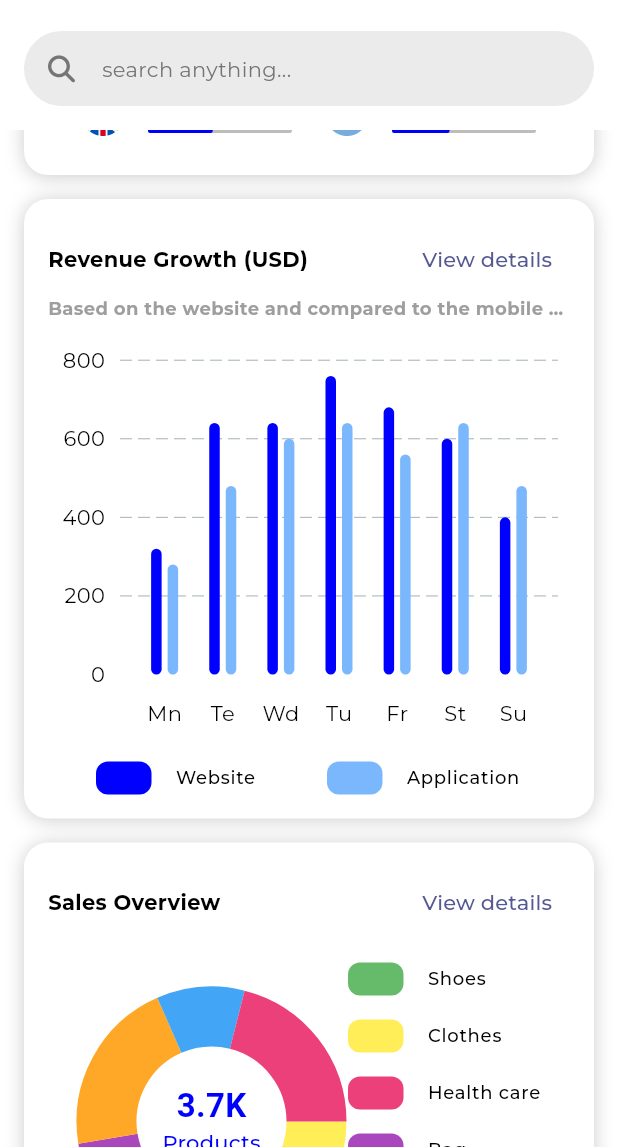
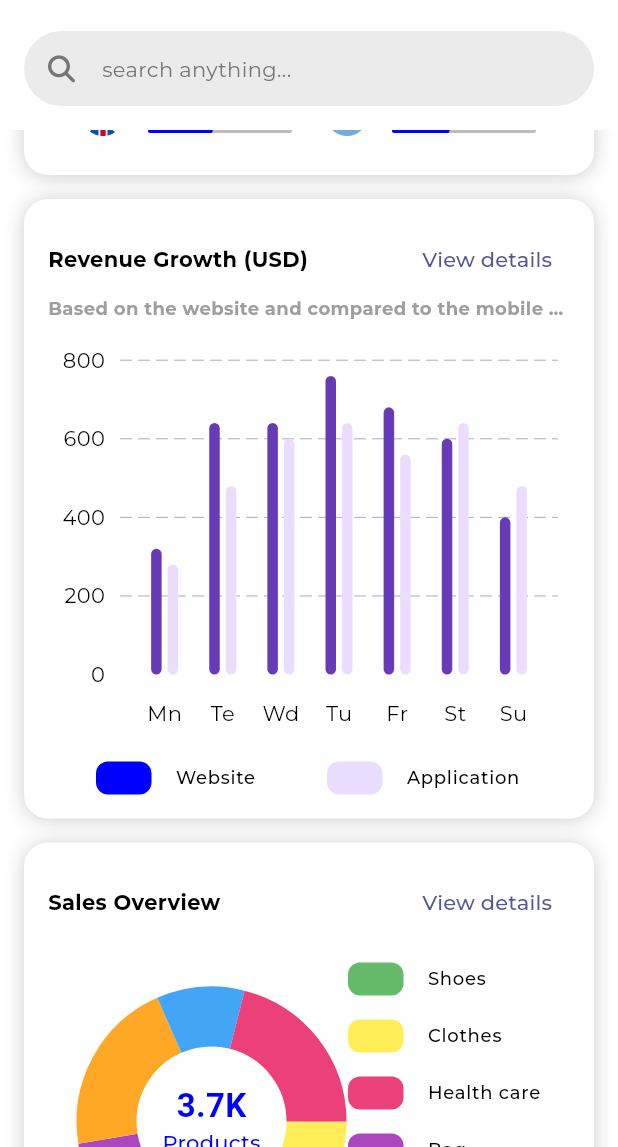
Before and after one commit to Kingjohneycodey/flutter_admin_dashboard, a Flutter app: the screen it shows after launch, scrolled down 576 dp, on a phone screen of 412 x 824 dp, the part 89-1236 px from its top. Run offline on Flutter 3.47's test engine with Material 3 defaults, Android fonts, the phone set to English and light mode, and no system bars; drawn by our look-alikes of fl_chart; our stand-ins replace bloc, flutter_bloc, font_awesome_flutter, google_fonts; missing offline and left inert: countries_world_map; Roboto replaces fonts that are missing (Abel).

Commit message:
made updates to the dashboard layout and ui

```diff
--- a/lib/dashboard_screen.dart
+++ b/lib/dashboard_screen.dart
@@ -6,6 +6,7 @@ import 'package:flutter_dashboard/widgets/app_bordered_icon_button.dart';
 import 'package:flutter_dashboard/widgets/main_sections/customer_growth_section.dart';
 import 'package:flutter_dashboard/widgets/date_filter_section.dart';
 import 'package:flutter_dashboard/widgets/main_sections/latest_orders_section.dart';
+import 'package:flutter_dashboard/widgets/responsive_layout.dart';
 import 'package:flutter_dashboard/widgets/stat_section.dart';
 import 'package:flutter_dashboard/widgets/user_profile_image.dart';
 import 'package:font_awesome_flutter/font_awesome_flutter.dart';
@@ -33,7 +34,7 @@ class DashboardScreen extends StatelessWidget {
               bottom: PreferredSize(
                 preferredSize: Size.fromHeight(50),
                 child: Padding(
-                  padding: EdgeInsets.symmetric(
+                  padding: const EdgeInsets.symmetric(
                     horizontal: Dimens.largePadding,
                     vertical: Dimens.largePadding,
                   ),
@@ -66,21 +67,44 @@ class DashboardScreen extends StatelessWidget {
                       ],
                       centerWidget: AppSearchBar(),
                     ),
-
                   DateFilterSection(),
                   SizedBox.shrink(),
                   StatSection(),
                   Padding(
-                    padding: EdgeInsetsGeometry.symmetric(
+                    padding: EdgeInsets.symmetric(
                       horizontal: Dimens.largePadding,
                     ),
                     child: Column(
                       spacing: Dimens.largePadding,
                       children: [
-                        CustomerGrowthSection(),
-                        RevenueGrowthSection(),
-                        SalesOverviewSection(),
-                        LatestOrdersSection(),
+                        ResponsiveLayout(
+                          children: [
+                            SizedBox(
+                              width: getResponsiveSize(context),
+                              child: CustomerGrowthSection(),
+                            ),
+                            SizedBox(width: Dimens.largePadding),
+                            SizedBox(height: Dimens.largePadding),
+                            SizedBox(
+                              width: getResponsiveSize(context),
+                              child: RevenueGrowthSection(),
+                            ),
+                          ],
+                        ),
+                        ResponsiveLayout(
+                          children: [
+                            SizedBox(
+                              width: getResponsiveSize(context),
+                              child: SalesOverviewSection(),
+                            ),
+                            SizedBox(width: Dimens.largePadding),
+                            SizedBox(height: Dimens.largePadding),
+                            SizedBox(
+                              width: getResponsiveSize(context),
+                              child: LatestOrdersSection(),
+                            ),
+                          ],
+                        ),
                       ],
                     ),
                   ),
@@ -92,4 +116,16 @@ class DashboardScreen extends StatelessWidget {
       ),
     );
   }
+
+  double getResponsiveSize(final BuildContext context) {
+    if (isMobileSize(context) || isTabletSize(context)) {
+      return context.widthPx;
+    }
+    if (isDesktopSize(context)) {
+      return context.widthPx * 0.5 - 24;
+    }
+    // For large desktops
+    // When the menu is displayed as a fixed
+    return context.widthPx * 0.5 - 176;
+  }
 }
--- a/lib/widgets/main_sections/latest_orders_section.dart
+++ b/lib/widgets/main_sections/latest_orders_section.dart
@@ -10,6 +10,7 @@ class LatestOrdersSection extends StatelessWidget {
   @override
   Widget build(BuildContext context) {
     return ShadedContainer(
+      height: 555,
       padding: EdgeInsets.all(Dimens.largePadding),
       child: Column(
         spacing: Dimens.largePadding,
@@ -21,7 +22,7 @@ class LatestOrdersSection extends StatelessWidget {
               TextButton(onPressed: () {}, child: Text('View details')),
             ],
           ),
-          OrdersDataTable(),
+          Expanded(child: OrdersDataTable()),
         ],
       ),
     );
--- a/lib/widgets/orders_data_table.dart
+++ b/lib/widgets/orders_data_table.dart
@@ -7,9 +7,17 @@ class OrdersDataTable extends StatelessWidget {
 
   @override
   Widget build(BuildContext context) {
+    final ScrollController verticalController = ScrollController();
     final ScrollController horizontalController = ScrollController();
 
-    return AppScrollBar(
+    return ConstrainedBox(
+      constraints: BoxConstraints(maxHeight: 200),
+      child: AppScrollBar(
+        controller: verticalController,
+        child: SingleChildScrollView(
+          controller: verticalController,
+          scrollDirection: Axis.vertical,
+          child: AppScrollBar(
             controller: horizontalController,
             child: SingleChildScrollView(
               controller: horizontalController,
@@ -18,6 +26,9 @@ class OrdersDataTable extends StatelessWidget {
                 headingTextStyle: TextStyle(fontWeight: FontWeight.bold),
                 columns: _buildCenteredColumns(),
                 rows: _buildCenteredRows(),
+              ),
+            ),
+          ),
         ),
       ),
     );
--- a/lib/widgets/transactions_chart.dart
+++ b/lib/widgets/transactions_chart.dart
@@ -96,7 +96,7 @@ class _TransactionsChartState extends State<TransactionsChart> {
                 ),
                 DataSourceViewer(
                   title: 'Application',
-                  color: Color(0xFF7BB7FC),
+                  color: Color(0xffEADDFF),
                 ),
               ],
             ),
@@ -141,8 +141,8 @@ class _TransactionsChartState extends State<TransactionsChart> {
       barsSpace: 4,
       x: x,
       barRods: [
-        BarChartRodData(toY: y1, color: AppColors.primaryColor, width: width),
-        BarChartRodData(toY: y2, color: Color(0xFF7BB7FC), width: width),
+        BarChartRodData(toY: y1, color: Colors.deepPurple, width: width),
+        BarChartRodData(toY: y2, color: Color(0xffEADDFF), width: width),
       ],
     );
   }
```
Lines whose indentation alone changed are shown as unchanged.
